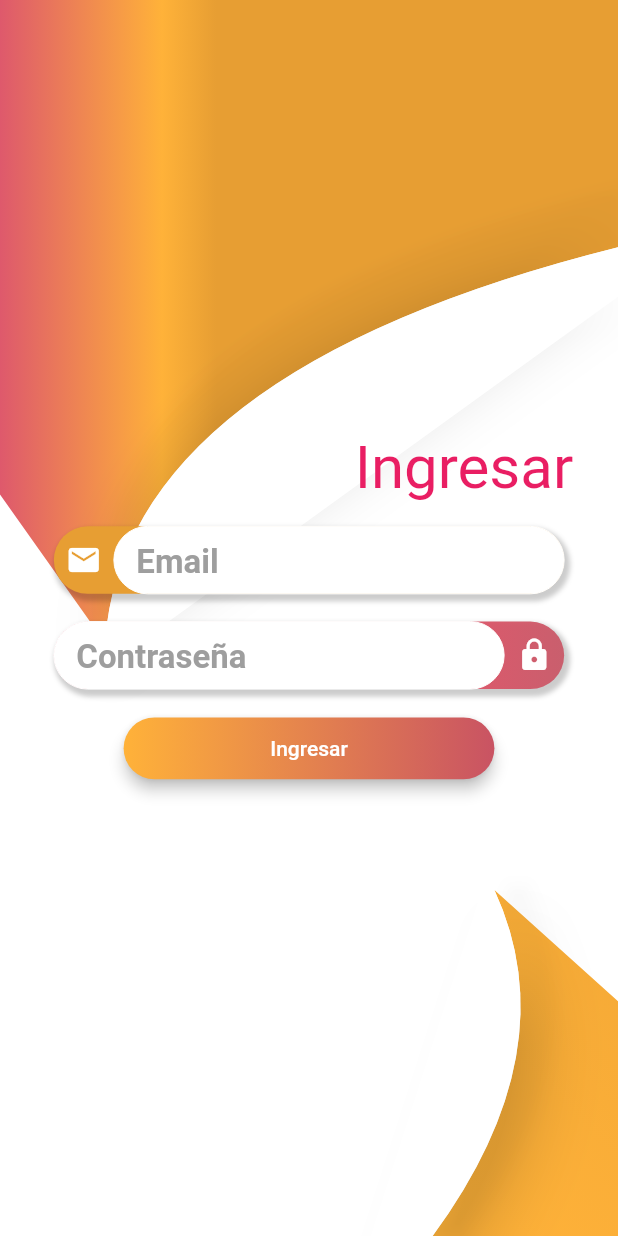
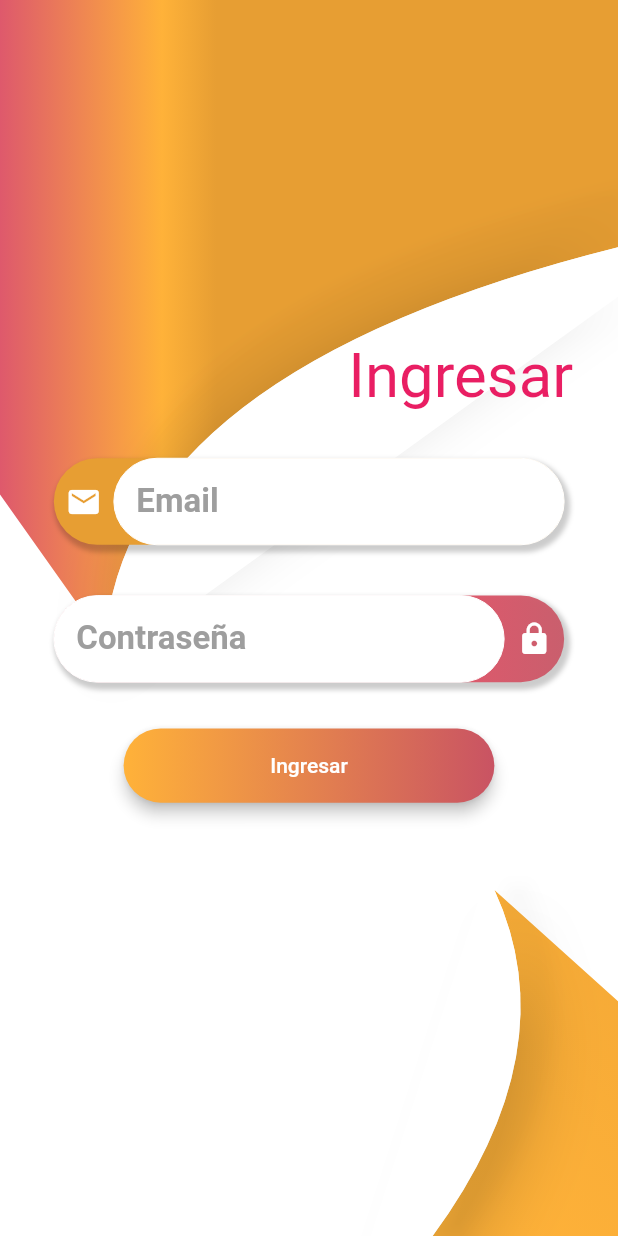
Before and after one commit to hernan74/ejemplo_diseno_firebase, a Flutter app: the screen it shows after launch, on a phone screen of 412 x 824 dp. Run offline on Flutter 3.47's test engine with Material 2 defaults, Android fonts, the phone set to English and light mode, and no system bars; our stand-ins replace font_awesome_flutter, shared_preferences, sqflite; accounts and stored records are empty.

```diff
--- a/lib/pages/login_page.dart
+++ b/lib/pages/login_page.dart
@@ -18,7 +18,7 @@ class LoginPage extends StatelessWidget {
           children: [
             FondoLoginWidget(),
             Container(
-              height: size.height * 0.3,
+              height: size.height * 0.45,
               child: Column(
                 children: [
                   _Titulo(anchoMaximo: size.width * 0.9),
@@ -40,13 +40,14 @@ class _Titulo extends StatelessWidget {
   const _Titulo({required this.anchoMaximo});
   @override
   Widget build(BuildContext context) {
+    final size = MediaQuery.of(context).size;
     return Container(
       width: anchoMaximo * 95 / 100,
       alignment: Alignment.centerRight,
       child: Text(
         'Ingresar',
         style: TextStyle(
-          fontSize: 40,
+          fontSize: size.height * 0.05,
           color: Colors.pink,
         ),
       ),
@@ -66,7 +67,7 @@ class _Formulario extends StatelessWidget {
       autovalidateMode: AutovalidateMode.onUserInteraction,
       child: Container(
         width: size.width * 0.85,
-        height: 200,
+        height: size.height * 0.35,
         child: Column(
           mainAxisAlignment: MainAxisAlignment.spaceEvenly,
           children: [
@@ -79,7 +80,7 @@ class _Formulario extends StatelessWidget {
                 iconoIzquida: true,
                 colorGradienteIconoInicio: colorPrimarioUno,
                 colorGradienteIconoFin: Color(0xffE79E33),
-                alto: 45,
+                alto: size.height * 0.07,
                 icono: Icons.email,
                 hindText: 'Email'),
             TextfieldWidget(
@@ -92,14 +93,14 @@ class _Formulario extends StatelessWidget {
               textInputType: TextInputType.visiblePassword,
               colorGradienteIconoInicio: colorPrimarioDos,
               colorGradienteIconoFin: Color(0xffDE596C),
-              alto: 45,
+              alto: size.height * 0.07,
               icono: Icons.lock,
               hindText: 'Contraseña',
             ),
             ButtonWidget(
                 widget: Text('Ingresar'),
                 ancho: size.width * 0.6,
-                alto: size.height * 0.05,
+                alto: size.height * 0.06,
                 utilizaGradiente: true,
                 colorGradienteInicio:
                     loginForm.isLoading ? Colors.blueGrey : colorPrimarioUno,
```
